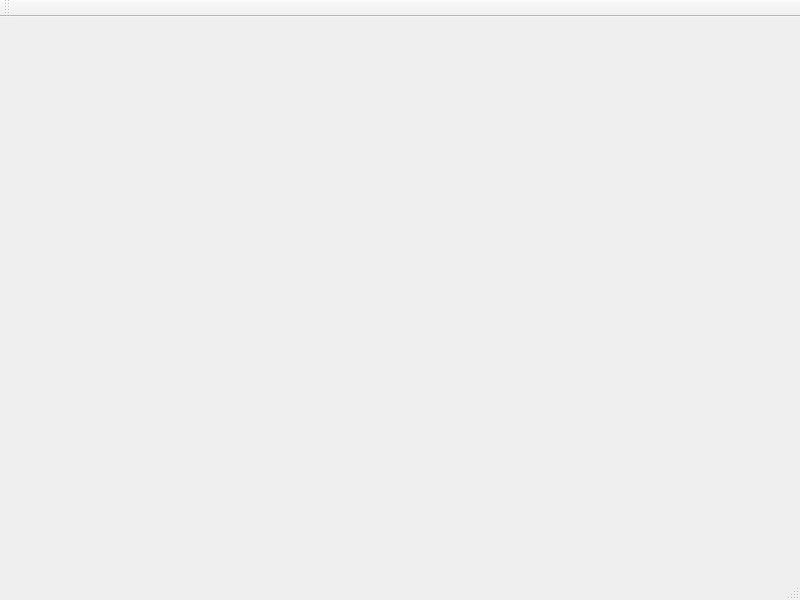
Qt form classes/louis/sph/src/gui/DisplayWindow.ui (rboman/progs) before a commit.
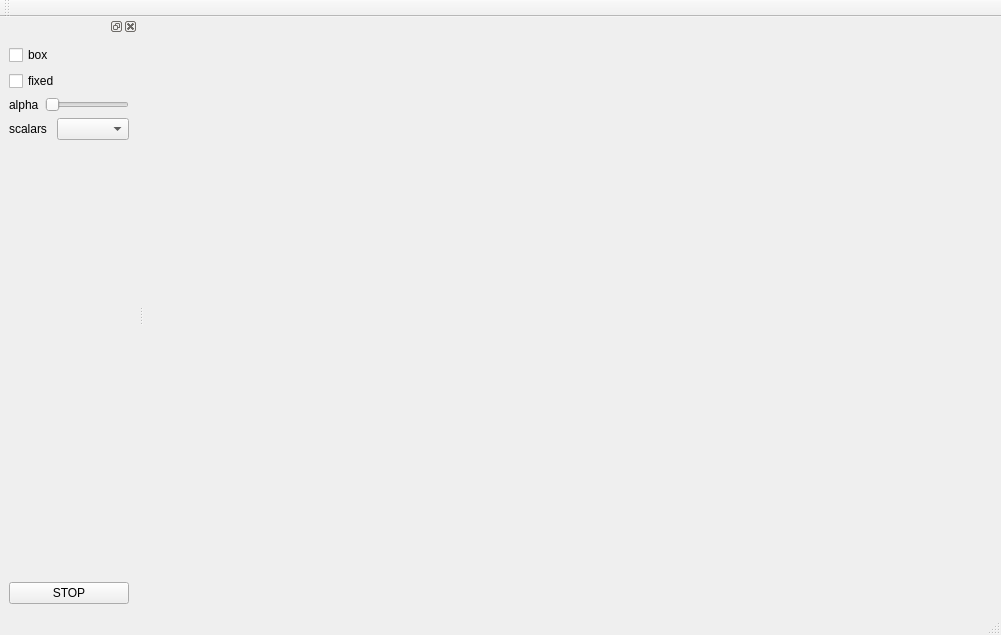
The same form after that commit.

```diff
--- a/classes/louis/sph/src/gui/DisplayWindow.ui
+++ b/classes/louis/sph/src/gui/DisplayWindow.ui
@@ -6,8 +6,8 @@
    <rect>
     <x>0</x>
     <y>0</y>
-    <width>800</width>
-    <height>600</height>
+    <width>1001</width>
+    <height>635</height>
    </rect>
   </property>
   <property name="windowTitle">
@@ -36,6 +36,81 @@
     <bool>false</bool>
    </attribute>
   </widget>
+  <widget class="QDockWidget" name="dockWidget">
+   <attribute name="dockWidgetArea">
+    <number>1</number>
+   </attribute>
+   <widget class="QWidget" name="dockWidgetContents">
+    <layout class="QVBoxLayout" name="verticalLayout">
+     <item>
+      <widget class="QCheckBox" name="showBox_checkBox">
+       <property name="text">
+        <string>box</string>
+       </property>
+      </widget>
+     </item>
+     <item>
+      <widget class="QCheckBox" name="showFixed_checkBox">
+       <property name="text">
+        <string>fixed</string>
+       </property>
+      </widget>
+     </item>
+     <item>
+      <layout class="QHBoxLayout" name="horizontalLayout">
+       <item>
+        <widget class="QLabel" name="label">
+         <property name="text">
+          <string>alpha</string>
+         </property>
+        </widget>
+       </item>
+       <item>
+        <widget class="QSlider" name="horizontalSlider">
+         <property name="orientation">
+          <enum>Qt::Horizontal</enum>
+         </property>
+        </widget>
+       </item>
+      </layout>
+     </item>
+     <item>
+      <layout class="QHBoxLayout" name="horizontalLayout_2">
+       <item>
+        <widget class="QLabel" name="label_2">
+         <property name="text">
+          <string>scalars</string>
+         </property>
+        </widget>
+       </item>
+       <item>
+        <widget class="QComboBox" name="comboBox"/>
+       </item>
+      </layout>
+     </item>
+     <item>
+      <spacer name="verticalSpacer">
+       <property name="orientation">
+        <enum>Qt::Vertical</enum>
+       </property>
+       <property name="sizeHint" stdset="0">
+        <size>
+         <width>20</width>
+         <height>343</height>
+        </size>
+       </property>
+      </spacer>
+     </item>
+     <item>
+      <widget class="QPushButton" name="stop_pushButton">
+       <property name="text">
+        <string>STOP</string>
+       </property>
+      </widget>
+     </item>
+    </layout>
+   </widget>
+  </widget>
  </widget>
  <resources/>
  <connections/>
```
Left out of the diff: 2 changed lines with no effect on the pictures.
